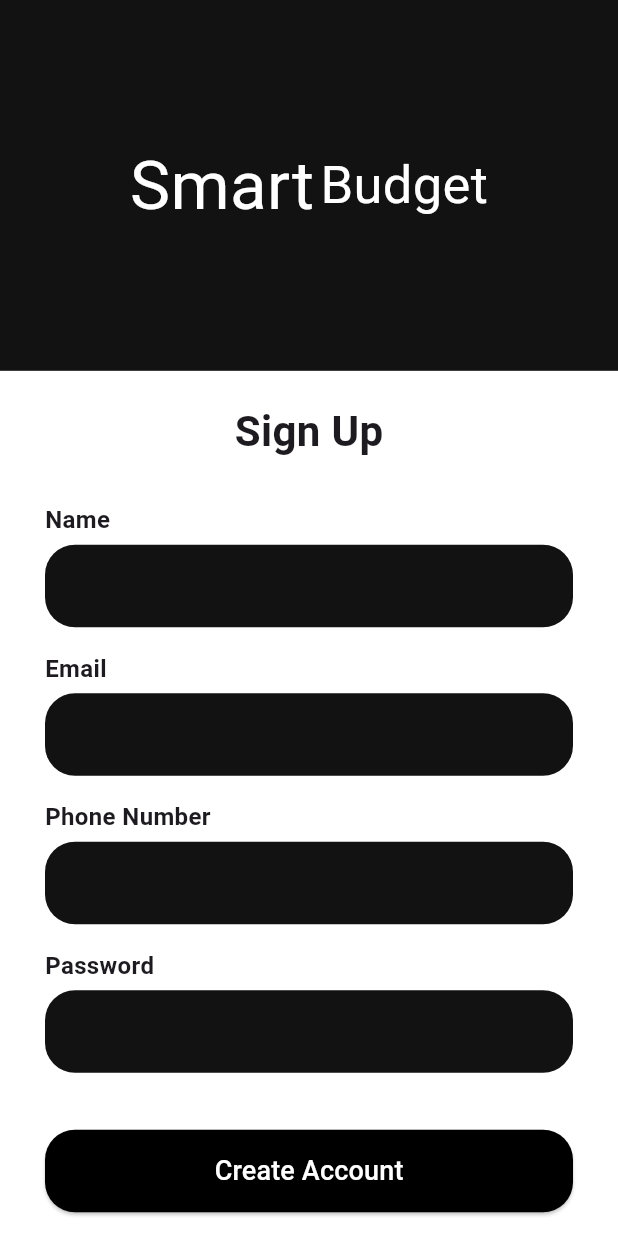
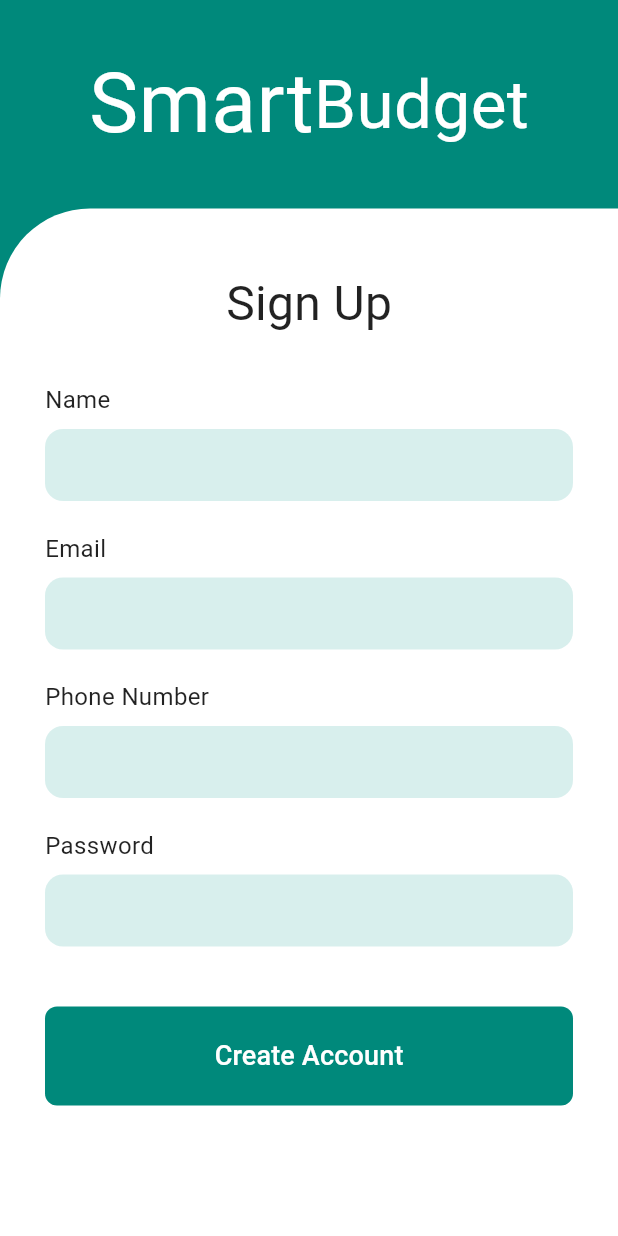
Before and after one commit to PudasainiSalina2060/financetracker_frontend, a Flutter app: the SignUpScreen screen opened directly, on a phone screen of 412 x 824 dp. Run offline on Flutter 3.47's test engine with Material 3 defaults, Android fonts, the phone set to English and light mode, and no system bars; our stand-ins replace google_fonts; Roboto replaces fonts that are missing (Inika, Inspiration).

Commit message:
replaced the ui of old sign up screen

```diff
--- a/lib/screens/sign_up_screen.dart
+++ b/lib/screens/sign_up_screen.dart
@@ -1,23 +1,26 @@
+import 'package:financetracker_frontend/screens/home_screen.dart';
 import 'package:flutter/material.dart';
-import 'package:google_fonts/google_fonts.dart'; // Added
-import 'home_screen.dart'; // Added
+import 'package:google_fonts/google_fonts.dart';
 
-class SignUpScreen extends StatelessWidget {
-  const SignUpScreen({super.key}); // Added constructor
+class SignUpScreen extends StatefulWidget {
+  const SignUpScreen({Key? key}) : super(key: key);
 
+  @override
+  State<SignUpScreen> createState() => _SignUpScreenState();
+}
+
+class _SignUpScreenState extends State<SignUpScreen> {
   @override
   Widget build(BuildContext context) {
     return Scaffold(
-      backgroundColor: Colors.white,
-      body: SingleChildScrollView(
+      backgroundColor: Colors.teal[600],
+      body: SafeArea(
+        bottom: false,
         child: Column(
           children: [
-            // Top Black Header
-            Container(
-              height: MediaQuery.of(context).size.height * 0.3,
-              width: double.infinity,
-              color: const Color(0xFF121212),
-              child: Center(
+            // Smart Budget LOGO Section
+            Padding(
+              padding: const EdgeInsets.only(top: 30.0, bottom: 30.0),
               child: Row(
                 mainAxisAlignment: MainAxisAlignment.center,
                 children: [
@@ -25,65 +28,168 @@ class SignUpScreen extends StatelessWidget {
                     "Smart",
                     style: GoogleFonts.adventPro(
                       color: Colors.white,
-                        fontSize: 45,
+                      fontSize: 55,
                       fontWeight: FontWeight.w400,
                     ),
                   ),
-                    const SizedBox(width: 4),
                   Text(
                     "Budget",
                     style: GoogleFonts.inspiration(
                       color: Colors.white,
-                        fontSize: 35,
+                      fontSize: 45,
                     ),
                   ),
                 ],
               ),
             ),
+
+            // Bottom White Card
+            Expanded(
+              child: Container(
+                width: double.infinity,
+                decoration: BoxDecoration(
+                  color: Colors.white,
+                  borderRadius: BorderRadius.only(
+                    topLeft: Radius.circular(60), // The signature curved corner
                   ),
-
-            // White Form Section
-            Padding(
-              padding: const EdgeInsets.symmetric(horizontal: 30, vertical: 20),
+                ),
+                child: SingleChildScrollView(
+                  padding: const EdgeInsets.symmetric(horizontal: 30.0, vertical: 40.0),
                   child: Column(
-                crossAxisAlignment: CrossAxisAlignment.start,
+                    crossAxisAlignment: CrossAxisAlignment.start, // Aligns labels to the left
                     children: [
+                      // "Sign Up" Title
                       Center(
                         child: Text(
-                      "Sign Up",
+                          'Sign Up',
                           style: GoogleFonts.inika(
-                        fontSize: 28,
-                        fontWeight: FontWeight.bold,
+                            fontSize: 32,
+                            color: Colors.black87,
                           ),
                         ),
                       ),
-                  const SizedBox(height: 20),
-                  _buildInputField("Name"),
-                  _buildInputField("Email"),
-                  _buildInputField("Phone Number"),
-                  _buildInputField("Password", isPassword: true),
-                  const SizedBox(height: 30),
 
-                  // Create Account Button
+                      SizedBox(height: 30),
+
+                      // NAME FIELD
+                      Text(
+                        'Name',
+                        style: GoogleFonts.inika(fontSize: 16, color: Colors.black87),
+                      ),
+                      SizedBox(height: 8),
+                      Container(
+                        decoration: BoxDecoration(
+                          color: Colors.teal[100]!.withOpacity(0.5),
+                          borderRadius: BorderRadius.circular(12),
+                        ),
+                        child: Padding(
+                          padding: const EdgeInsets.only(left: 20.0),
+                          child: TextField(
+                            keyboardType: TextInputType.name, // Capitalizes names
+                            decoration: InputDecoration(
+                              border: InputBorder.none,
+                            ),
+                          ),
+                        ),
+                      ),
+
+                      SizedBox(height: 20),
+
+                      // EMAIL FIELD
+                      Text(
+                        'Email',
+                        style: GoogleFonts.inika(fontSize: 16, color: Colors.black87),
+                      ),
+                      SizedBox(height: 8),
+                      Container(
+                        decoration: BoxDecoration(
+                          color: Colors.teal[100]!.withOpacity(0.5),
+                          borderRadius: BorderRadius.circular(12),
+                        ),
+                        child: Padding(
+                          padding: const EdgeInsets.only(left: 20.0),
+                          child: TextField(
+                            keyboardType: TextInputType.emailAddress, // Shows @ symbol on keyboard
+                            decoration: InputDecoration(
+                              border: InputBorder.none,
+                            ),
+                          ),
+                        ),
+                      ),
+
+                      SizedBox(height: 20),
+
+                      //  PHONE NUMBER FIELD
+                      Text(
+                        'Phone Number',
+                        style: GoogleFonts.inika(fontSize: 16, color: Colors.black87),
+                      ),
+                      SizedBox(height: 8),
+                      Container(
+                        decoration: BoxDecoration(
+                          color: Colors.teal[100]!.withOpacity(0.5),
+                          borderRadius: BorderRadius.circular(12),
+                        ),
+                        child: Padding(
+                          padding: const EdgeInsets.only(left: 20.0),
+                          child: TextField(
+                            keyboardType: TextInputType.phone, // Opens number pad
+                            decoration: InputDecoration(
+                              border: InputBorder.none,
+                            ),
+                          ),
+                        ),
+                      ),
+
+                      SizedBox(height: 20),
+
+                      //  PASSWORD FIELD
+                      Text(
+                        'Password',
+                        style: GoogleFonts.inika(fontSize: 16, color: Colors.black87),
+                      ),
+                      SizedBox(height: 8),
+                      Container(
+                        decoration: BoxDecoration(
+                          color: Colors.teal[100]!.withOpacity(0.5),
+                          borderRadius: BorderRadius.circular(12),
+                        ),
+                        child: Padding(
+                          padding: const EdgeInsets.only(left: 20.0),
+                          child: TextField(
+                            obscureText: true, // Hides the password
+                            obscuringCharacter: '*',
+                            decoration: InputDecoration(
+                              border: InputBorder.none,
+                            ),
+                          ),
+                        ),
+                      ),
+
+                      SizedBox(height: 40), // Extra space before button
+
+                      //CREATE ACCOUNT BUTTON
                       SizedBox(
                         width: double.infinity,
-                    height: 55,
                         child: ElevatedButton(
                           onPressed: () {
-                        // Fixed Navigation logic
-                        Navigator.pushReplacement(
+                            Navigator.push(
                                 context,
-                          MaterialPageRoute(builder: (context) => const HomeScreen()),
+                                MaterialPageRoute(
+                                  builder: (context) => const HomeScreen(),
+                                ),
                               );
                           },
                           style: ElevatedButton.styleFrom(
-                        backgroundColor: Colors.black,
+                            backgroundColor: Colors.teal[600],
+                            padding: EdgeInsets.all(20),
                             shape: RoundedRectangleBorder(
-                          borderRadius: BorderRadius.circular(20),
+                              borderRadius: BorderRadius.circular(8),
                             ),
+                            elevation: 0,
                           ),
                           child: Text(
-                        "Create Account",
+                            'Create Account',
                             style: GoogleFonts.inika(
                               color: Colors.white,
                               fontSize: 18,
@@ -92,18 +198,10 @@ class SignUpScreen extends StatelessWidget {
                         ),
                       ),
 
-                  const SizedBox(height: 20),
-                  Center(
-                    child: Text(
-                      "Or Sign In Using",
-                      style: GoogleFonts.inika(color: Colors.grey),
+                      SizedBox(height: 20), // Bottom padding
+                    ],
                   ),
                 ),
-                  const SizedBox(height: 10),
-                  const Center(
-                    child: Icon(Icons.account_circle, size: 50, color: Colors.red),
-                  ),
-                ],
               ),
             ),
           ],
@@ -111,35 +209,4 @@ class SignUpScreen extends StatelessWidget {
       ),
     );
   }
-
-  Widget _buildInputField(String label, {bool isPassword = false}) {
-    return Padding(
-      padding: const EdgeInsets.symmetric(vertical: 8.0),
-      child: Column(
-        crossAxisAlignment: CrossAxisAlignment.start,
-        children: [
-          Text(
-            label,
-            style: GoogleFonts.inika(fontWeight: FontWeight.w600, fontSize: 16),
-          ),
-          const SizedBox(height: 5),
-          Container(
-            height: 55,
-            decoration: BoxDecoration(
-              color: const Color(0xFF121212),
-              borderRadius: BorderRadius.circular(20),
-            ),
-            child: TextField(
-              obscureText: isPassword,
-              style: const TextStyle(color: Colors.white),
-              decoration: const InputDecoration(
-                border: InputBorder.none,
-                contentPadding: EdgeInsets.symmetric(horizontal: 20, vertical: 15),
-              ),
-            ),
-          ),
-        ],
-      ),
-    );
 }
-}
```
Lines whose indentation alone changed are shown as unchanged.
